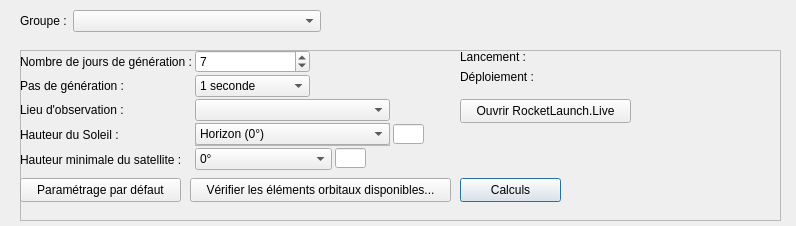
Qt form src/interface/onglets/previsions/calculsstarlink.ui (mconsidine/previsat_archive) before a commit.
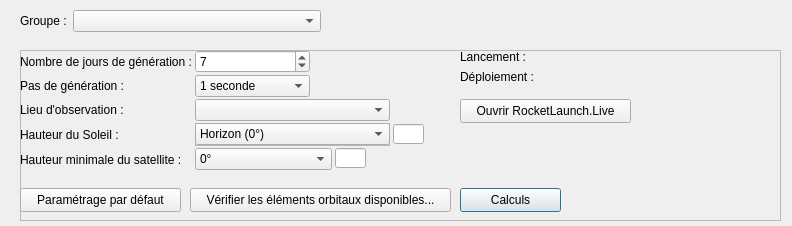
The same form after that commit.

The edit to the form file:
```diff
--- a/src/interface/onglets/previsions/calculsstarlink.ui
+++ b/src/interface/onglets/previsions/calculsstarlink.ui
@@ -6,7 +6,7 @@
    <rect>
     <x>0</x>
     <y>0</y>
-    <width>796</width>
+    <width>792</width>
     <height>226</height>
    </rect>
   </property>
@@ -54,7 +54,7 @@
     <property name="geometry">
      <rect>
       <x>0</x>
-      <y>128</y>
+      <y>138</y>
       <width>161</width>
       <height>24</height>
      </rect>
@@ -70,7 +70,7 @@
     <property name="geometry">
      <rect>
       <x>440</x>
-      <y>128</y>
+      <y>138</y>
       <width>101</width>
       <height>24</height>
      </rect>
@@ -576,7 +576,7 @@
     <property name="geometry">
      <rect>
       <x>170</x>
-      <y>128</y>
+      <y>138</y>
       <width>261</width>
       <height>24</height>
      </rect>
```
